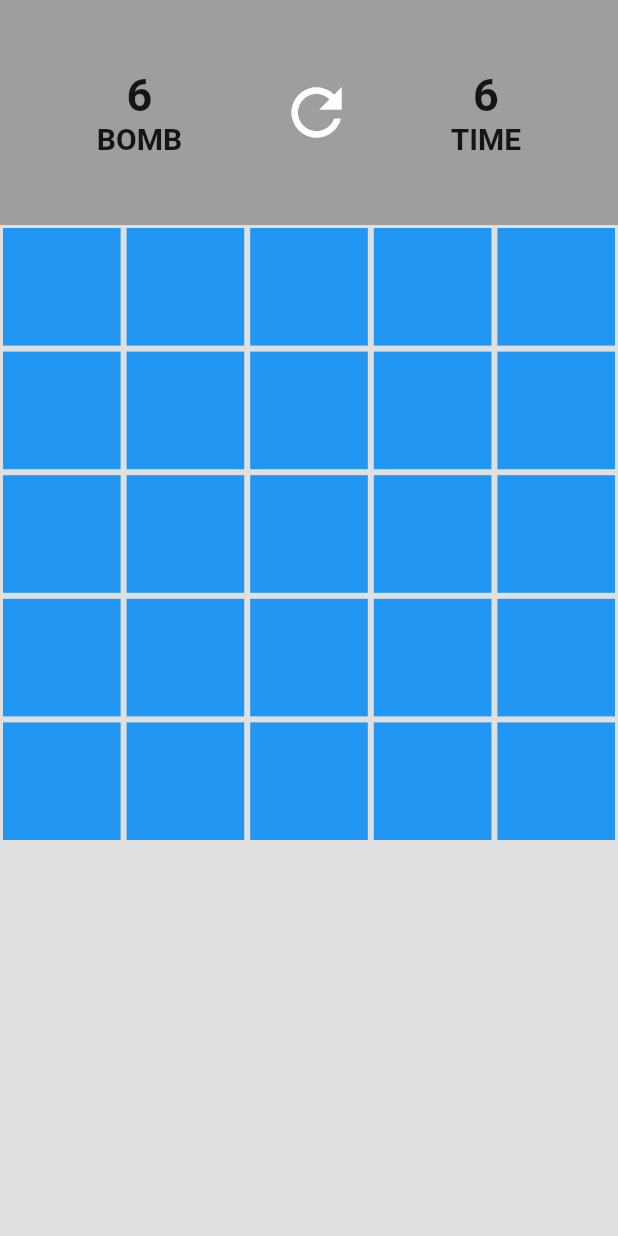
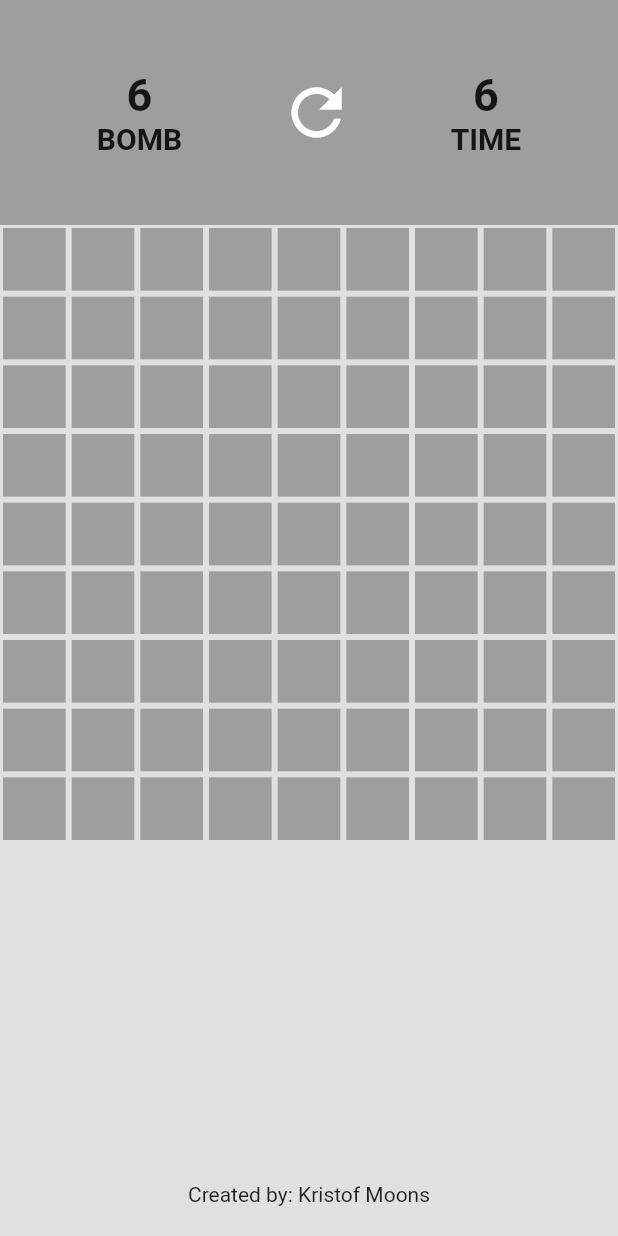
Before and after one commit to kristofmoons/minesweeper, a Flutter app: the screen it shows after launch, on a phone screen of 412 x 824 dp. Run offline on Flutter 3.47's test engine with Material 2 defaults, Android fonts, the phone set to English and light mode, and no system bars.

Commit message:
refactoring and add branding

```diff
--- a/lib/homepage.dart
+++ b/lib/homepage.dart
@@ -1,4 +1,5 @@
 import 'package:flutter/material.dart';
+import 'package:minesweeper/numberbox.dart';
 
 class HomePage extends StatefulWidget {
   const HomePage({Key? key}) : super(key: key);
@@ -8,6 +9,8 @@ class HomePage extends StatefulWidget {
 }
 
 class _HomePageState extends State<HomePage> {
+  int numberOfSquares = 9 * 9;
+  int numberInEachRow = 9;
   @override
   Widget build(BuildContext context) {
     return Scaffold(
@@ -56,18 +59,17 @@ class _HomePageState extends State<HomePage> {
           Expanded(
             child: GridView.builder(
                 physics: NeverScrollableScrollPhysics(),
-                itemCount: 25,
+                itemCount: numberOfSquares,
                 gridDelegate: SliverGridDelegateWithFixedCrossAxisCount(
-                    crossAxisCount: 5),
+                    crossAxisCount: numberInEachRow),
                 itemBuilder: (context, index) {
-                  return Padding(
-                    padding: const EdgeInsets.all(2.0),
-                    child: Container(
-                      color: Colors.blue,
-                    ),
-                  );
+                  return MyNumberBox();
                 }),
-          )
+          ),
+          Padding(
+            padding: const EdgeInsets.only(bottom: 20.0),
+            child: Text('Created by: Kristof Moons'),
+          ),
         ],
       ),
     );
--- /dev/null
+++ b/lib/numberbox.dart
@@ -0,0 +1,14 @@
+import 'package:flutter/material.dart';
+
+class MyNumberBox extends StatelessWidget {
+  const MyNumberBox({Key? key}) : super(key: key);
+
+  @override
+  Widget build(BuildContext context) {
+    return Padding(
+        padding: const EdgeInsets.all(2.0),
+        child: Container(
+          color: Colors.grey,
+        ));
+  }
+}
```
